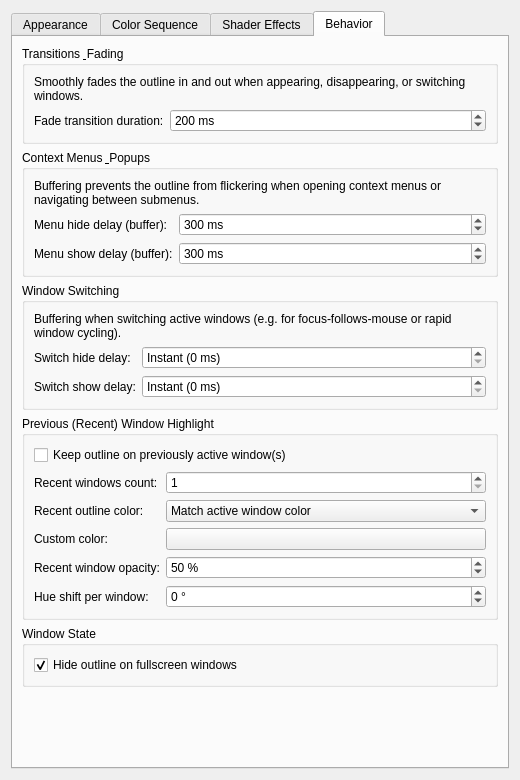
First picture: the form in activewindowoutline_config.ui, repository gmalinowski/LeapK, before the edit.
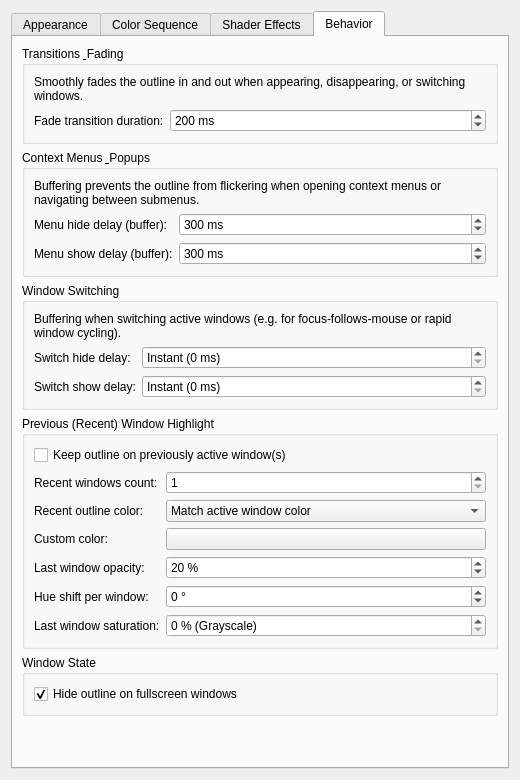
Second picture: the form after the edit. The open tabs and pages were chosen to show the change. Custom widgets are drawn as their Qt base class.

Commit message: feat(recent): add proportional opacity interpolation and saturation decay to recent windows (v1.4.25)

Diff of the .ui file:
```diff
--- a/activewindowoutline_config.ui
+++ b/activewindowoutline_config.ui
@@ -1478,7 +1478,7 @@
           <item row="4" column="0">
            <widget class="QLabel" name="label_recentWindowOpacity">
             <property name="text">
-             <string>Recent window opacity:</string>
+             <string>Last window opacity:</string>
             </property>
             <property name="toolTip">
              <string>Base opacity for recent windows (default: 50%). When multiple windows are tracked, opacity decreases proportionally for older windows (e.g. at 50%: 1st = 50%, 2nd = 25%, 3rd = 12.5%).</string>
@@ -1491,7 +1491,7 @@
              <string>Base opacity for recent windows (default: 50%). When multiple windows are tracked, opacity decreases proportionally for older windows (e.g. at 50%: 1st = 50%, 2nd = 25%, 3rd = 12.5%).</string>
             </property>
             <property name="minimum">
-             <number>10</number>
+             <number>5</number>
             </property>
             <property name="maximum">
              <number>100</number>
@@ -1500,7 +1500,7 @@
              <number>5</number>
             </property>
             <property name="value">
-             <number>50</number>
+             <number>20</number>
             </property>
             <property name="suffix">
              <string> %</string>
@@ -1542,6 +1542,41 @@
             </property>
            </widget>
           </item>
+          <item row="6" column="0">
+           <widget class="QLabel" name="label_recentWindowSaturation">
+            <property name="text">
+             <string>Last window saturation:</string>
+            </property>
+            <property name="toolTip">
+             <string>Defines the color saturation of the oldest tracked recent window (0%: fully desaturated / grayscale, 100%: unchanged full color). Older windows proportionally lose saturation towards this value.</string>
+            </property>
+           </widget>
+          </item>
+          <item row="6" column="1">
+           <widget class="QSpinBox" name="kcfg_RecentWindowSaturation">
+            <property name="toolTip">
+             <string>Defines the color saturation of the oldest tracked recent window (0%: fully desaturated / grayscale, 100%: unchanged full color). Older windows proportionally lose saturation towards this value.</string>
+            </property>
+            <property name="minimum">
+             <number>0</number>
+            </property>
+            <property name="maximum">
+             <number>100</number>
+            </property>
+            <property name="singleStep">
+             <number>5</number>
+            </property>
+            <property name="value">
+             <number>0</number>
+            </property>
+            <property name="suffix">
+             <string> %</string>
+            </property>
+            <property name="specialValueText">
+             <string>0 % (Grayscale)</string>
+            </property>
+           </widget>
+          </item>
          </layout>
         </widget>
        </item>
```
Left out of the diff: 4 changed lines with no effect on the pictures. The commit also changes 10 other files.
